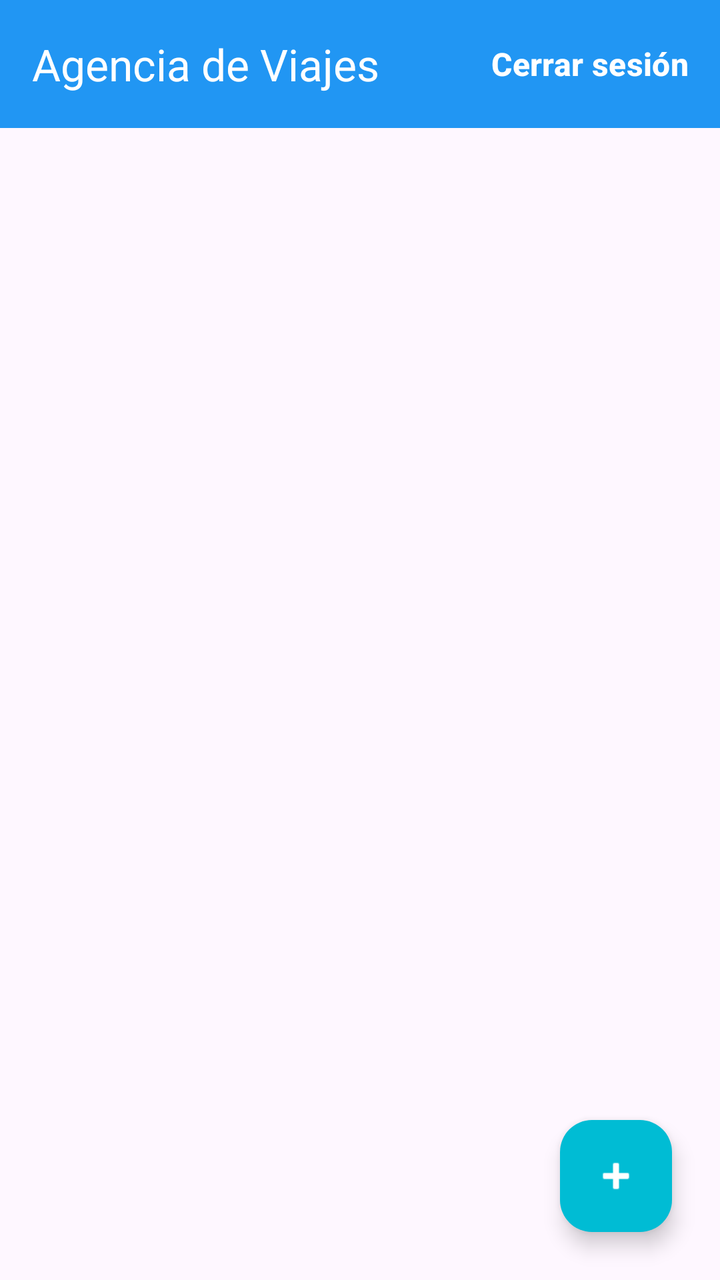
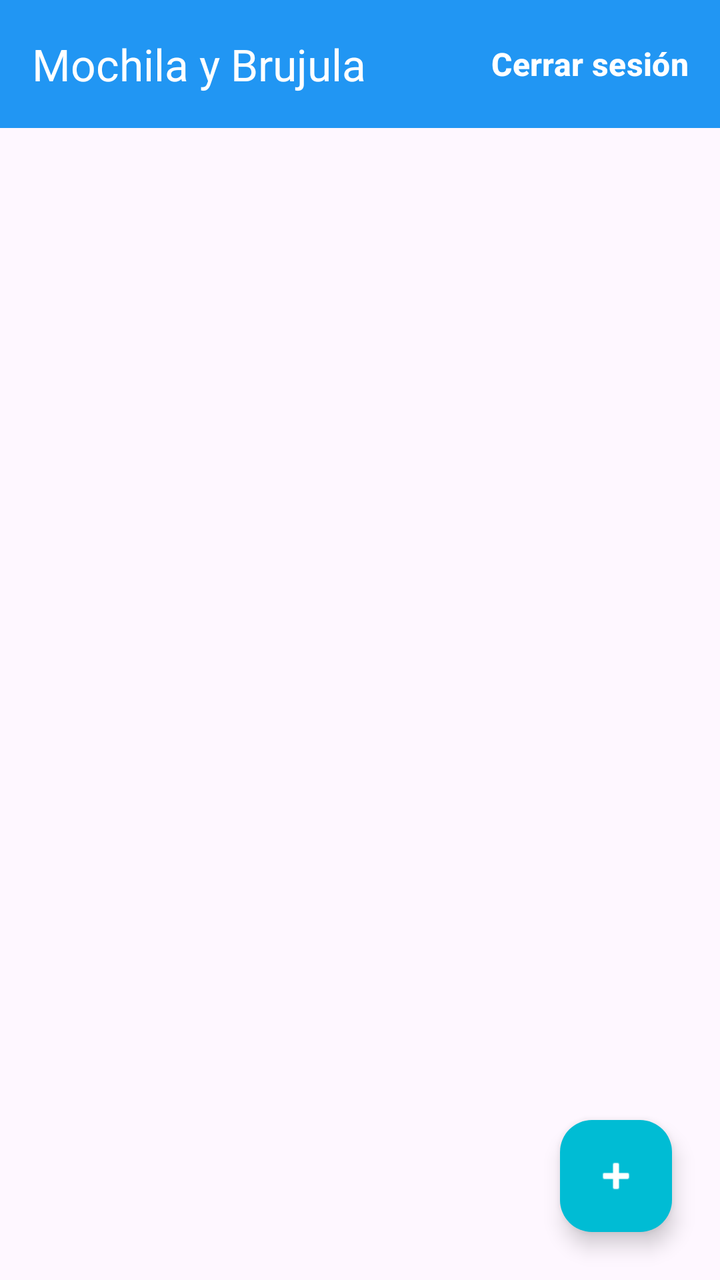

Two renders of the same Android screen: before a commit and after it. Below are the layout's source before the change and the commit's diff.
<!-- AndroidManifest.xml: application theme Theme.AgenciaViajes -->
<!-- res/layout/activity_main.xml -->
<?xml version="1.0" encoding="utf-8"?>
<androidx.coordinatorlayout.widget.CoordinatorLayout
    xmlns:android="http://schemas.android.com/apk/res/android"
    xmlns:app="http://schemas.android.com/apk/res-auto"

    android:layout_width="match_parent"
    android:layout_height="match_parent">

    <LinearLayout
        android:layout_width="match_parent"
        android:layout_height="match_parent"
        android:orientation="vertical">

        
        <com.google.android.material.appbar.AppBarLayout
            android:layout_width="match_parent"
            android:layout_height="wrap_content">

            <com.google.android.material.appbar.MaterialToolbar
                android:id="@+id/toolbar"
                android:layout_width="match_parent"
                android:layout_height="?attr/actionBarSize"
                android:background="@color/primary"
                app:title="Agencia de Viajes"
                app:titleTextColor="@color/icons">

                <com.google.android.material.button.MaterialButton
                    android:id="@+id/btnLogoutToolbar"
                    style="@style/Widget.Material3.Button.TextButton"
                    android:layout_width="wrap_content"
                    android:layout_height="wrap_content"
                    android:layout_gravity="end|center_vertical"
                    android:layout_marginEnd="8dp"
                    android:insetTop="0dp"
                    android:insetBottom="0dp"
                    android:minHeight="0dp"
                    android:minWidth="0dp"
                    android:padding="8dp"
                    android:text="@string/cerrar_sesion"
                    android:textStyle="bold"
                    android:textColor="@color/icons"
                    android:textSize="16sp"
                    app:rippleColor="#40FFFFFF" />

            </com.google.android.material.appbar.MaterialToolbar>

        </com.google.android.material.appbar.AppBarLayout>

        <TextView
            android:id="@+id/tvEmpty"
            android:layout_width="match_parent"
            android:layout_height="match_parent"
            android:gravity="center"
            android:text="@string/presiona_para_agregar"
            android:textSize="16sp"
            android:visibility="gone" />

        <androidx.recyclerview.widget.RecyclerView
            android:id="@+id/rvDestinos"
            android:layout_width="match_parent"
            android:layout_height="match_parent"
            android:padding="4dp" />

    </LinearLayout>

    <com.google.android.material.floatingactionbutton.FloatingActionButton
        android:id="@+id/fabAgregar"
        android:layout_width="wrap_content"
        android:layout_height="wrap_content"
        android:layout_gravity="bottom|end"
        android:layout_margin="24dp"
        android:contentDescription="@string/agregar_destino"
        app:backgroundTint="@color/accent"
        app:tint="@color/icons"
        app:srcCompat="@android:drawable/ic_input_add" />

</androidx.coordinatorlayout.widget.CoordinatorLayout>
<!-- resources referenced by this layout -->
<resources>
  <color name="accent">#00BCD4</color>
  <color name="icons">#FFFFFF</color>
  <color name="primary">#2196F3</color>
  <string name="agregar_destino">Agregar Destino</string>
  <string name="cerrar_sesion">Cerrar sesión</string>
  <string name="presiona_para_agregar">No hay destinos registrados aún\nPara agregar uno nuevo, presiona \'+\'</string>
  <style name="Theme.AgenciaViajes" parent="Base.Theme.AgenciaViajes" />
  <style name="Base.Theme.AgenciaViajes" parent="Theme.Material3.DayNight.NoActionBar">
          
          <item name="colorPrimary">@color/primary</item>
          <item name="colorPrimaryVariant">@color/primary_dark</item>
          <item name="colorOnPrimary">@color/icons</item>
  
          
          <item name="colorOnSecondary">@color/icons</item>
          <item name="colorPrimaryContainer">@color/primary</item>
          <item name="colorOnPrimaryContainer">@color/icons</item>
          <item name="colorSecondary">@color/accent</item>
          <item name="colorSecondaryContainer">@color/accent</item>
          <item name="colorOnSecondaryContainer">@color/icons</item>
  
          
          <item name="android:statusBarColor">@color/primary_dark</item>
          
          
      </style>
  <color name="primary_dark">#1976D2</color>
</resources>

<!-- the commit's change to res/layout/activity_main.xml (unified diff, before → after) -->
@@ -21,14 +21,14 @@
                 android:layout_width="match_parent"
                 android:layout_height="?attr/actionBarSize"
                 android:background="@color/primary"
-                app:title="Agencia de Viajes"
+                app:title="@string/app_name"
                 app:titleTextColor="@color/icons">
 
                 <com.google.android.material.button.MaterialButton
                     android:id="@+id/btnLogoutToolbar"
                     style="@style/Widget.Material3.Button.TextButton"
                     android:layout_width="wrap_content"
-                    android:layout_height="wrap_content"
+                    android:layout_height="48dp"
                     android:layout_gravity="end|center_vertical"
                     android:layout_marginEnd="8dp"
                     android:insetTop="0dp"
<!-- resource entries referenced after the edit -->
@@ -4,6 +4,7 @@
   <color name="icons">#FFFFFF</color>
   <color name="primary">#2196F3</color>
   <string name="agregar_destino">Agregar Destino</string>
+  <string name="app_name">Mochila y Brujula</string>
   <string name="cerrar_sesion">Cerrar sesión</string>
   <string name="presiona_para_agregar">No hay destinos registrados aún\nPara agregar uno nuevo, presiona \'+\'</string>
   <style name="Theme.AgenciaViajes" parent="Base.Theme.AgenciaViajes" />
